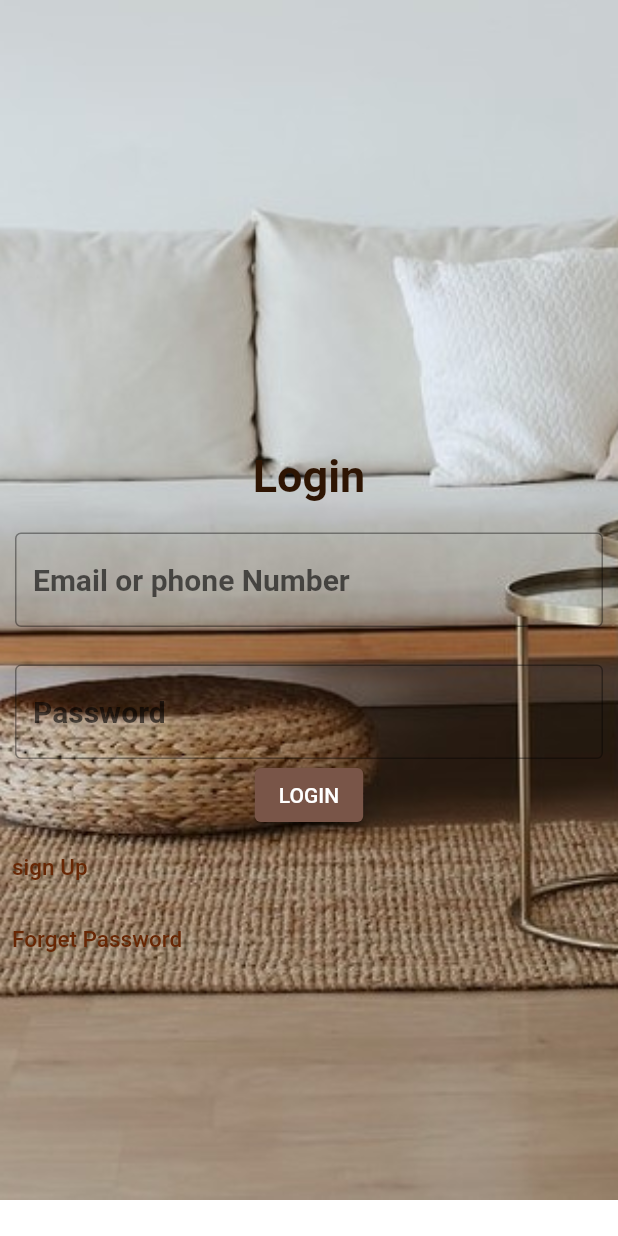
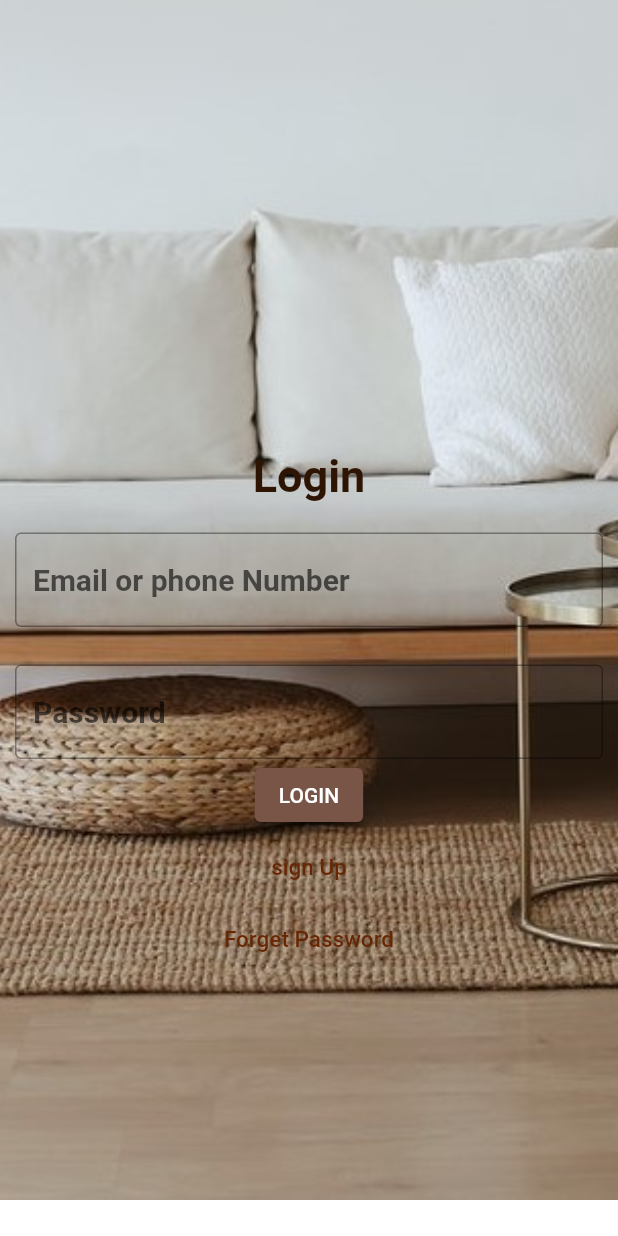
Before and after one commit to HarishmaTR/shehacks-furniture-app, a Flutter app: the screen it shows after launch, on a phone screen of 412 x 824 dp. Run offline on Flutter 3.47's test engine with Material 2 defaults, Android fonts, the phone set to English and light mode, and no system bars.

Commit message:
third commit

```diff
--- a/lib/furniture_app.dart
+++ b/lib/furniture_app.dart
@@ -86,9 +86,7 @@ class Furniture extends StatelessWidget {
                     },
                   )),
                   Container(
-                      child: Row(
-                    children: [
-                      Container(
+
                           child: TextButton(
                         child: Text("sign Up",
                             style: TextStyle(
@@ -97,12 +95,11 @@ class Furniture extends StatelessWidget {
                           Navigator.push(context,
                               MaterialPageRoute(builder: (_) => SignUp()));
                         },
-                      ))
-                    ],
-                  )),
-                  Container(
-                      child: Row(
-                    children: [
+                      )),
+
+
+
+
                       Container(
                           child: TextButton(
                         child: Text("Forget Password",
@@ -113,8 +110,8 @@ class Furniture extends StatelessWidget {
                               MaterialPageRoute(builder: (_) => Password()));
                         },
                       ))
-                    ],
-                  ))
+
+
                 ],
               ),
               //padding:
```
